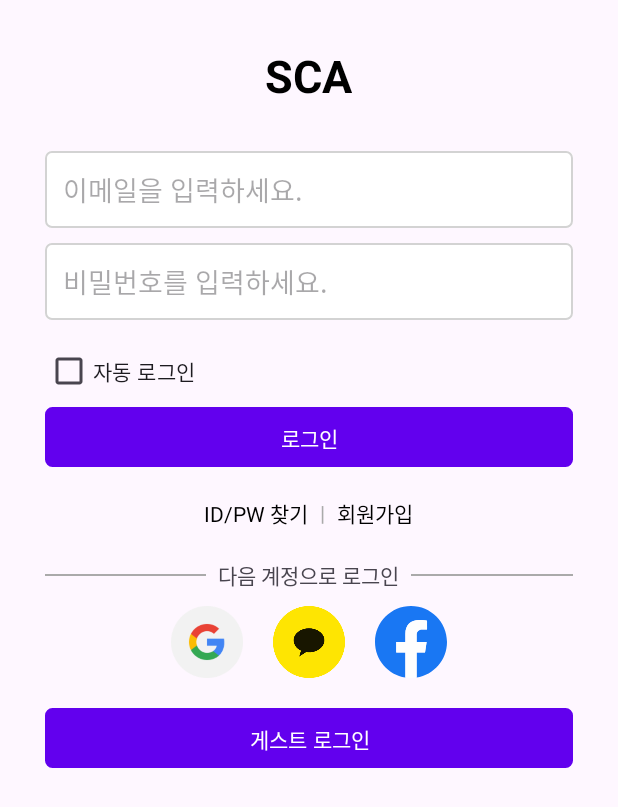
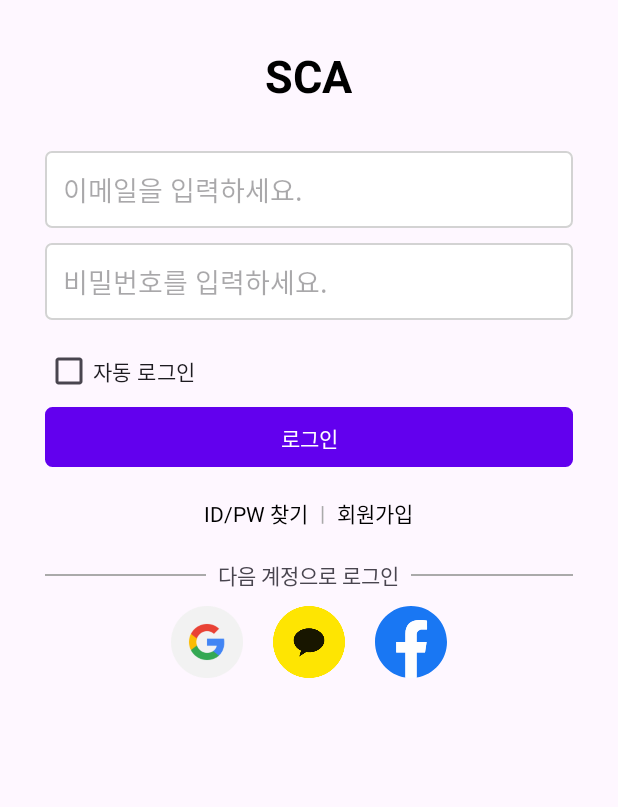
Before and after one commit to Attentinal-App/Login_Collection, an Android app: the screen it shows after launch (LoginActivity), on a phone screen of 412 x 824 dp. Shown: the top 807 px of the screen. Run offline under Robolectric (Android 15) with nearby library versions, the phone set to English and light mode, and no system bars; our stand-ins replace Firebase (no records; nobody signed in at launch, a user with empty details on screens opened directly); libraries missing offline, so code that uses them is left out: com.kakao.sdk; 1 statement that could not run was skipped.

Commit message:
login function

```diff
--- a/app/src/main/java/com/kmou/cslogin/LoginActivity.java
+++ b/app/src/main/java/com/kmou/cslogin/LoginActivity.java
@@ -45,13 +45,58 @@ public class LoginActivity extends AppCompatActivity {
         super.onCreate(savedInstanceState);
         setContentView(R.layout.activity_login);
 
-        // Firebase Auth 초기화
+        initializeFirebase();
+        initializeSharedPreferences();
+        initializeUI();
+        setupGoogleSignIn();
+        setupKakaoSDK();
+
+        handleAutoLogin();
+    }
+
+    // Preferences에 사용자 정보 저장
+    private void saveUserInfoToPreferences(FirebaseUser user) {
+        SharedPreferences sharedPreferences = getSharedPreferences("UserPrefs", MODE_PRIVATE);
+        SharedPreferences.Editor editor = sharedPreferences.edit();
+        editor.putString("uid", user.getUid());
+        editor.putString("name", user.getDisplayName() != null ? user.getDisplayName() : "No Name");
+        editor.putString("email", user.getEmail() != null ? user.getEmail() : "No Email");
+        editor.putString("loginType", sharedPreferences.getString("loginType", "Unknown"));
+        editor.apply();
+    }
+
+    private void initializeFirebase() {
         firebaseAuth = FirebaseAuth.getInstance();
         firestore = FirebaseFirestore.getInstance();
+    }
 
-        // SharedPreferences 초기화
+    private void initializeSharedPreferences() {
         sharedPreferences = getSharedPreferences("autoLogin", MODE_PRIVATE);
+    }
 
+    private void initializeUI() {
+        TextView findPasswordText = findViewById(R.id.find);
+        findPasswordText.setOnClickListener(v -> startActivity(new Intent(this, FindActivity.class)));
+
+        TextView register = findViewById(R.id.register);
+        register.setOnClickListener(v -> startActivity(new Intent(this, RegisterActivity.class)));
+
+        ImageView googleLoginButton = findViewById(R.id.btn_google);
+        googleLoginButton.setOnClickListener(v -> signInWithGoogle());
+
+        ImageView kakaoLoginButton = findViewById(R.id.btn_kakao);
+        kakaoLoginButton.setOnClickListener(v -> handleKakaoLogin());
+    }
+
+    // 자동 로그인 유형 저장
+    private void saveLoginType(String loginType) {
+        SharedPreferences.Editor editor = sharedPreferences.edit();
+        editor.putString("loginType", loginType);
+        editor.apply();
+    }
+
+    // 자동 로그인 처리 함수
+    private void handleAutoLogin() {
         CheckBox autoLoginCheckbox = findViewById(R.id.autoLoginCheckbox);
 
         // 자동 로그인 체크박스 상태 설정
@@ -70,82 +115,16 @@ public class LoginActivity extends AppCompatActivity {
         String loginType = sharedPreferences.getString("loginType", null);
         if (isAutoLoginEnabled && currentUser != null && loginType != null) {
             navigateToActivity(currentUser, loginType);
-            return;
         }
+    }
 
-        // "ID/PW 찾기" 텍스트 클릭 시 화면 전환
-        TextView findPasswordText = findViewById(R.id.find);
-        findPasswordText.setOnClickListener(v -> {
-            // FindAccountActivity로 이동
-            Intent intent = new Intent(LoginActivity.this, FindActivity.class);
-            startActivity(intent);
-        });
-
-        // "회원가입" 텍스트 클릭 시 화면 전환
-        TextView register = findViewById(R.id.register);
-        register.setOnClickListener(v -> {
-            // RegisterActivity로 이동
-            Intent intent = new Intent(LoginActivity.this, RegisterActivity.class);
-            startActivity(intent);
-        });
-
-        // Google Sign-In 옵션 설정
+    // 구글 로그인 초기화
+    private void setupGoogleSignIn() {
         GoogleSignInOptions gso = new GoogleSignInOptions.Builder(GoogleSignInOptions.DEFAULT_SIGN_IN)
                 .requestIdToken(getString(R.string.android_client_id))
                 .requestEmail()
                 .build();
         googleSignInClient = GoogleSignIn.getClient(this, gso);
-
-        // Kakao SDK 초기화
-        String nativeAppKey = getString(R.string.kakao_app_key);
-        KakaoSdk.init(this, nativeAppKey);
-
-        // Google 로그인 버튼 클릭 처리
-        ImageView googleLoginButton = findViewById(R.id.btn_google);
-        googleLoginButton.setOnClickListener(v -> signInWithGoogle());
-
-        // 카카오 로그인 버튼 클릭 처리
-        ImageView kakaoLoginButton = findViewById(R.id.btn_kakao);
-        kakaoLoginButton.setOnClickListener(v -> {
-            if (UserApiClient.getInstance().isKakaoTalkLoginAvailable(this)) {
-                UserApiClient.getInstance().loginWithKakaoTalk(this, (token, error) -> {
-                    if (error == null) {
-                        saveLoginType("Kakao");
-                        navigateToActivity(firebaseAuth.getCurrentUser(), "Kakao");
-                    } else {
-                        Toast.makeText(this, "카카오톡 로그인 실패", Toast.LENGTH_SHORT).show();
-                    }
-                    return null;
-                });
-            } else {
-                UserApiClient.getInstance().loginWithKakaoAccount(this, (token, error) -> {
-                    if (error == null) {
-                        saveLoginType("Kakao");
-                        navigateToActivity(firebaseAuth.getCurrentUser(), "Kakao");
-                    } else {
-                        Toast.makeText(this, "카카오 계정 로그인 실패", Toast.LENGTH_SHORT).show();
-                    }
-                    return null;
-                });
-            }
-        });
-    }
-
-    // 자동 로그인 유형 저장
-    private void saveLoginType(String loginType) {
-        SharedPreferences.Editor editor = sharedPreferences.edit();
-        editor.putString("loginType", loginType);
-        editor.apply();
-    }
-
-    private void saveUserInfoToPreferences(FirebaseUser user) {
-        SharedPreferences sharedPreferences = getSharedPreferences("UserPrefs", MODE_PRIVATE);
-        SharedPreferences.Editor editor = sharedPreferences.edit();
-        editor.putString("uid", user.getUid());
-        editor.putString("name", user.getDisplayName() != null ? user.getDisplayName() : "No Name");
-        editor.putString("email", user.getEmail() != null ? user.getEmail() : "No Email");
-        editor.putString("loginType", sharedPreferences.getString("loginType", "Unknown"));
-        editor.apply();
     }
 
     // Google 로그인 요청
@@ -154,6 +133,7 @@ public class LoginActivity extends AppCompatActivity {
         startActivityForResult(signInIntent, RC_SIGN_IN);
     }
 
+    // 구글 로그인 처리
     @Override
     protected void onActivityResult(int requestCode, int resultCode, Intent data) {
         super.onActivityResult(requestCode, resultCode, data);
@@ -190,7 +170,66 @@ public class LoginActivity extends AppCompatActivity {
         }
     }
 
+    // 카카오 로그인 초기화
+    private void setupKakaoSDK() {
+        String nativeAppKey = getString(R.string.kakao_app_key);
+        KakaoSdk.init(this, nativeAppKey);
+    }
 
+    // 카카오 로그인 처리
+    private void handleKakaoLogin() {
+        if (UserApiClient.getInstance().isKakaoTalkLoginAvailable(this)) {
+            UserApiClient.getInstance().loginWithKakaoTalk(this, (token, error) -> {
+                if (error == null) {
+                    saveLoginType("Kakao");
+                    navigateToActivity(firebaseAuth.getCurrentUser(), "Kakao");
+                } else {
+                    Toast.makeText(this, "카카오톡 로그인 실패", Toast.LENGTH_SHORT).show();
+                }
+                return null;
+            });
+        } else {
+            UserApiClient.getInstance().loginWithKakaoAccount(this, (token, error) -> {
+                if (error == null) {
+                    saveLoginType("Kakao");
+                    navigateToActivity(firebaseAuth.getCurrentUser(), "Kakao");
+                } else {
+                    Toast.makeText(this, "카카오 계정 로그인 실패", Toast.LENGTH_SHORT).show();
+                }
+                return null;
+            });
+        }
+    }
+
+    // MainActivity로 이동
+    private void navigateToActivity(FirebaseUser user, String loginType) {
+        String uid = user.getUid();
+        String email = user.getEmail() != null ? user.getEmail() : "No Email";
+        String displayName = user.getDisplayName() != null ? user.getDisplayName() : "No Name";
+        String loginTime = new java.text.SimpleDateFormat("yyyy-MM-dd HH:mm:ss", java.util.Locale.getDefault()).format(new java.util.Date());
+
+        // DataActivity로 이동하며 사용자 정보 전달
+        Intent intent = new Intent(this, MainActivity.class);
+        intent.putExtra("uid", uid);
+        intent.putExtra("email", email);
+        intent.putExtra("name", displayName);
+        intent.putExtra("loginType", loginType);
+        intent.putExtra("loginTime", loginTime);
+
+        // 이전 계정으로 로그인되었다는 메시지 전달
+        if ("Guest".equals(loginType)) {
+            intent.putExtra("showToastMessage", "이전 게스트 계정으로 자동 로그인되었습니다.");
+        } else if ("Google".equals(loginType)) {
+            intent.putExtra("showToastMessage", "Google 계정으로 로그인되었습니다.");
+        } else if ("Kakao".equals(loginType)) {
+            intent.putExtra("showToastMessage", "Kakao 계정으로 로그인되었습니다.");
+        }
+
+        startActivity(intent);
+        finish();
+    }
+
+    // 앱 종료 여부 대화상자
     @Override
     public void onBackPressed() {
         // AlertDialog 생성
@@ -209,29 +248,4 @@ public class LoginActivity extends AppCompatActivity {
                 .setCancelable(false) // 백 버튼으로 다이얼로그 닫기 방지
                 .show();
     }
-
-    // DataActivity로 이동
-    private void navigateToActivity(FirebaseUser user, String loginType) {
-        String uid = user.getUid();
-        String email = user.getEmail() != null ? user.getEmail() : "No Email";
-        String displayName = user.getDisplayName() != null ? user.getDisplayName() : "No Name";
-        String loginTime = new java.text.SimpleDateFormat("yyyy-MM-dd HH:mm:ss", java.util.Locale.getDefault()).format(new java.util.Date());
-
-        // DataActivity로 이동하며 사용자 정보 전달
-        Intent intent = new Intent(this, MainActivity.class);
-        intent.putExtra("uid", uid);
-        intent.putExtra("email", email);
-        intent.putExtra("name", displayName);
-        intent.putExtra("loginType", loginType);
-        intent.putExtra("loginTime", loginTime);
-
-        // 이전 계정으로 로그인되었다는 메시지 전달
-        if ("Guest".equals(loginType)) {
-            intent.putExtra("showToastMessage", "이전 게스트 계정으로 자동 로그인되었습니다.");
-        }
-
-        startActivity(intent);
-        finish();
-    }
-
 }
--- a/app/src/main/res/layout/activity_data.xml
+++ b/app/src/main/res/layout/activity_data.xml
@@ -27,7 +27,7 @@
                     android:id="@+id/btn_open_drawer"
                     android:layout_width="30dp"
                     android:layout_height="30dp"
-                    android:src="@drawable/ic_menu2"
+                    android:src="@drawable/ic_menu"
                     android:contentDescription="Open Drawer"
                     android:layout_alignParentStart="true" />
 
--- a/app/src/main/res/layout/activity_login.xml
+++ b/app/src/main/res/layout/activity_login.xml
@@ -148,16 +148,4 @@
             android:contentDescription="Facebook 로그인"
             android:scaleType="fitCenter" />
     </LinearLayout>
-
-
-    <Button
-        android:id="@+id/btn_guest"
-        android:layout_width="match_parent"
-        android:layout_height="40dp"
-        android:text="게스트 로그인"
-        app:backgroundTint="@color/purple_500"
-        android:background="@drawable/rect_background_btn"
-        android:textColor="@android:color/white"
-        android:layout_marginBottom="10dp" />
-
 </LinearLayout>
--- a/app/src/main/res/values/strings.xml
+++ b/app/src/main/res/values/strings.xml
@@ -2,7 +2,7 @@
     <string name="app_name">CSLogin</string>
     <string name="find_id_pw"><u>아이디 / 비밀번호 찾기</u></string>
     <string name="android_client_id">android_client_id</string>
-    <string name="kakao_app_key">kakao_app_key</string>
+    <string name="kakao_app_key">${KAKAO_APP_KEY}</string>
     <string name="status_login">이미 로그인되어 있습니다.</string>
     <string name="success_login">로그인에 성공했습니다.</string>
     <string name="failed_login">로그인에 실패했습니다.</string>
```
Also changed, not shown: app/build.gradle.kts (+3 -7 lines), app/src/main/AndroidManifest.xml (+11 -0 lines), app/src/main/res/drawable/ic_menu.png, app/src/main/res/drawable/ic_menu2.png (deleted).
